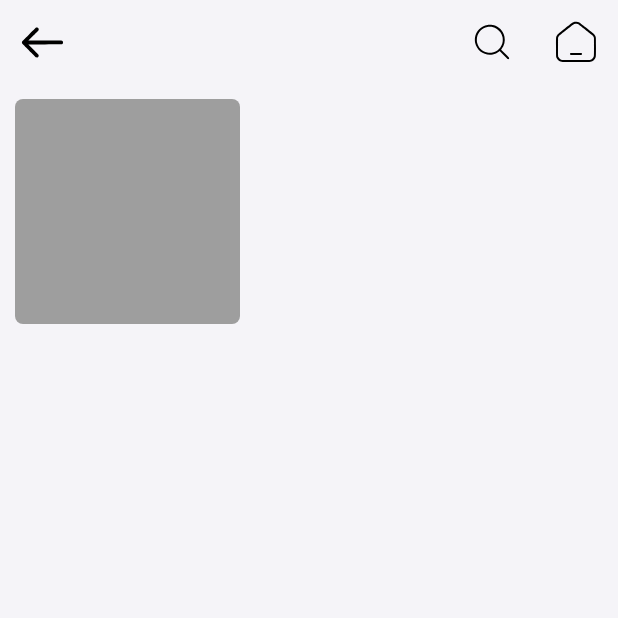
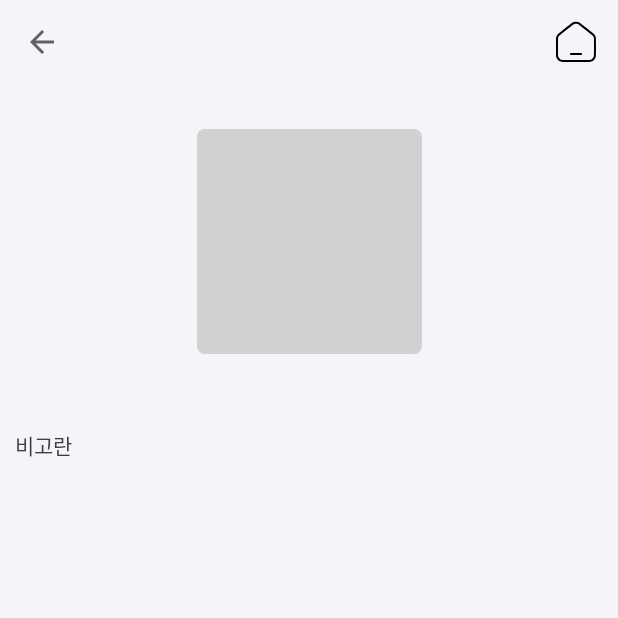
Before and after one commit to park-chris/TodayPrice, an Android app: the ItemActivity screen opened directly, with no data from a screen before it, on a phone screen of 412 x 824 dp, the top half of it. Run offline under Robolectric (Android 15) with nearby library versions, the phone set to English and light mode, and no system bars; our stand-ins replace data binding; pictures from the network do not load.

Commit message:
- 아이템 화면 기본 틀 추가 -

```diff
--- a/app/src/main/java/com/crystal/todayprice/data/NecessaryPrice.kt
+++ b/app/src/main/java/com/crystal/todayprice/data/NecessaryPrice.kt
@@ -32,7 +32,7 @@ data class Result(
  * @property itemName 품목 이름
  * @property itemUnit 실판매규격
  * @property itemPrice 가격 (원)
- * @property P_YEAR_MONTH 년도-월
+ * @property date 년도-월
  * @property note 비고
  * @property checkDate 점검 일자
  * @property marketTypeCode 시장 유형 구분 코드
--- a/app/src/main/java/com/crystal/todayprice/ui/item/ItemActivity.kt
+++ b/app/src/main/java/com/crystal/todayprice/ui/item/ItemActivity.kt
@@ -11,7 +11,7 @@ import com.crystal.todayprice.data.NecessaryPrice
 import com.crystal.todayprice.databinding.ActivityItemBinding
 import com.crystal.todayprice.util.CommonUtil.Companion.intentSerializable
 
-class ItemActivity: BaseActivity(ToolbarType.BACK, TransitionMode.HORIZON)  {
+class ItemActivity: BaseActivity(ToolbarType.HOME, TransitionMode.HORIZON)  {
 
     private lateinit var binding: ActivityItemBinding
 
--- a/app/src/main/java/com/crystal/todayprice/ui/market/MarketActivity.kt
+++ b/app/src/main/java/com/crystal/todayprice/ui/market/MarketActivity.kt
@@ -49,6 +49,7 @@ class MarketActivity : BaseActivity(ToolbarType.BACK, TransitionMode.HORIZON) {
         market?.let {
             setTitle(it.name)
             setImageView(it.imgUrl)
+//            setHeader()
         }
 
     }
--- a/app/src/main/res/drawable/background_image.xml
+++ b/app/src/main/res/drawable/background_image.xml
@@ -2,5 +2,5 @@
 <shape xmlns:android="http://schemas.android.com/apk/res/android"
     android:shape="rectangle">
     <corners android:radius="5dp" />
-    <solid android:color="@color/hint" />
+    <solid android:color="@color/image_background" />
 </shape>
--- a/app/src/main/res/layout/activity_base.xml
+++ b/app/src/main/res/layout/activity_base.xml
@@ -15,6 +15,7 @@
         <com.google.android.material.appbar.AppBarLayout
             android:layout_width="match_parent"
             android:layout_height="wrap_content"
+            android:background="@color/background"
             app:elevation="0dp"
             android:fitsSystemWindows="true">
 
@@ -28,7 +29,6 @@
                 app:expandedTitleTextColor="@color/white"
                 app:expandedTitleTextAppearance="@style/TextAppearance.Design.CollapsingToolbar.Expanded.Shadow"
                 app:layout_scrollFlags="scroll|exitUntilCollapsed">
-
 
                 <androidx.appcompat.widget.AppCompatImageView
                     android:id="@+id/backgroundImageView"
--- a/app/src/main/res/layout/activity_item.xml
+++ b/app/src/main/res/layout/activity_item.xml
@@ -3,43 +3,61 @@
     xmlns:app="http://schemas.android.com/apk/res-auto">
 
     <data>
-
         <variable
             name="item"
             type="com.crystal.todayprice.data.NecessaryPrice" />
     </data>
 
-    <LinearLayout
+    <androidx.constraintlayout.widget.ConstraintLayout
         android:layout_width="match_parent"
         android:layout_height="match_parent"
+        android:padding="10dp"
         android:orientation="vertical">
 
         <androidx.appcompat.widget.AppCompatImageView
             android:id="@+id/itemImageView"
             android:layout_width="150dp"
             android:layout_height="150dp"
-            android:background="@drawable/background_image"
-            android:layout_margin="10dp" />
+            app:layout_constraintStart_toStartOf="parent"
+            app:layout_constraintEnd_toEndOf="parent"
+            app:layout_constraintTop_toTopOf="parent"
+            android:layout_marginTop="20dp"
+            android:background="@drawable/background_image" />
+
+        <TextView
+            android:id="@+id/noteTextView"
+            android:layout_width="match_parent"
+            android:layout_height="wrap_content"
+            app:layout_constraintTop_toBottomOf="@id/itemImageView"
+            android:text="비고란"
+            android:layout_marginTop="50dp" />
+
+        <TextView
+            android:id="@+id/priceTextView"
+            android:layout_width="match_parent"
+            android:layout_height="wrap_content"
+            android:textSize="@dimen/item_title_text_size"
+            android:textColor="@color/highlight"
+            app:layout_constraintTop_toBottomOf="@id/noteTextView"
+            android:layout_marginTop="20dp"/>
 
         <TextView
             android:id="@+id/nameTextView"
             android:layout_width="match_parent"
             android:layout_height="wrap_content"
             android:text="@{item.itemName}"
-            android:layout_margin="10dp" />
+            app:layout_constraintTop_toBottomOf="@id/priceTextView"
+            android:layout_marginTop="20dp"/>
 
-        <TextView
-            android:id="@+id/priceTextView"
-            android:layout_width="match_parent"
-            android:layout_height="wrap_content"
-            android:layout_margin="10dp" />
 
         <TextView
             android:id="@+id/marketTextView"
             android:layout_width="match_parent"
             android:layout_height="wrap_content"
             android:text="@{item.marketName}"
-            android:layout_margin="10dp" />
+            app:layout_constraintTop_toBottomOf="@id/nameTextView"
+            android:layout_marginTop="20dp"/>
 
-    </LinearLayout>
+
+    </androidx.constraintlayout.widget.ConstraintLayout>
 </layout>
--- /dev/null
+++ b/app/src/main/res/menu/back_with_home.xml
@@ -0,0 +1,11 @@
+<?xml version="1.0" encoding="utf-8"?>
+<menu xmlns:android="http://schemas.android.com/apk/res/android"
+    xmlns:app="http://schemas.android.com/apk/res-auto">
+
+    <item
+        android:id="@+id/action_home"
+        android:icon="@drawable/ic_home"
+        android:title="@string/home"
+        app:showAsAction="ifRoom"/>
+
+</menu>
--- a/app/src/main/res/values-night/colors.xml
+++ b/app/src/main/res/values-night/colors.xml
@@ -9,10 +9,14 @@
     <color name="white">#FFFFFFFF</color>
     <color name="pink">#D15050</color>
 
-
     <color name="background">#F5F4F8</color>
+    <color name="opposite_background">#202020</color>
     <color name="text">#3E3E3E</color>
     <color name="hint">#9E9E9E</color>
+
+    <color name="image_background">#D1D1D1</color>
+
+    <color name="highlight">#009688</color>
 
     <color name="title_text">#191919</color>
     <color name="subtitle_text">#5C5C5C</color>
--- a/app/src/main/res/values/colors.xml
+++ b/app/src/main/res/values/colors.xml
@@ -14,6 +14,10 @@
     <color name="opposite_background">#202020</color>
     <color name="text">#3E3E3E</color>
     <color name="hint">#9E9E9E</color>
+
+    <color name="image_background">#D1D1D1</color>
+
+
     <color name="highlight">#009688</color>
 
     <color name="title_text">#191919</color>
--- a/app/src/main/res/values/themes.xml
+++ b/app/src/main/res/values/themes.xml
@@ -23,4 +23,5 @@
         <item name="android:shadowRadius">8</item>
         <item name="android:shadowColor">@android:color/black</item>
     </style>
+
 </resources>
```
Also changed, not shown: app/src/main/java/com/crystal/todayprice/component/BaseActivity.kt (+10 -1 lines), app/src/main/res/layout/market_header.xml (added, +29 -0 lines).
